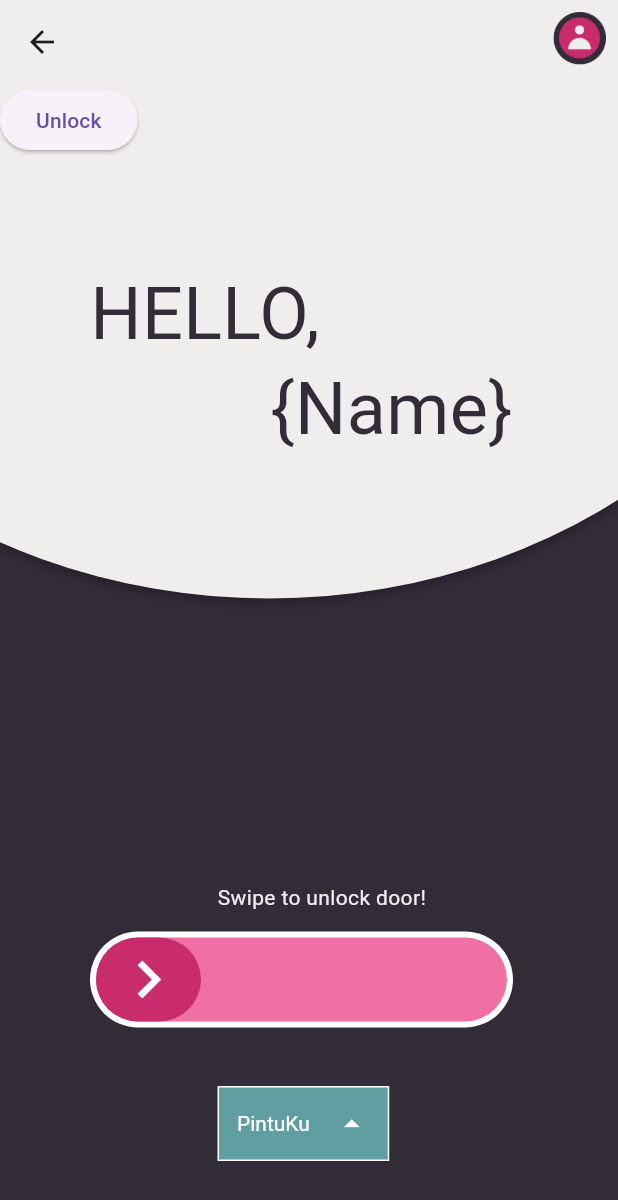
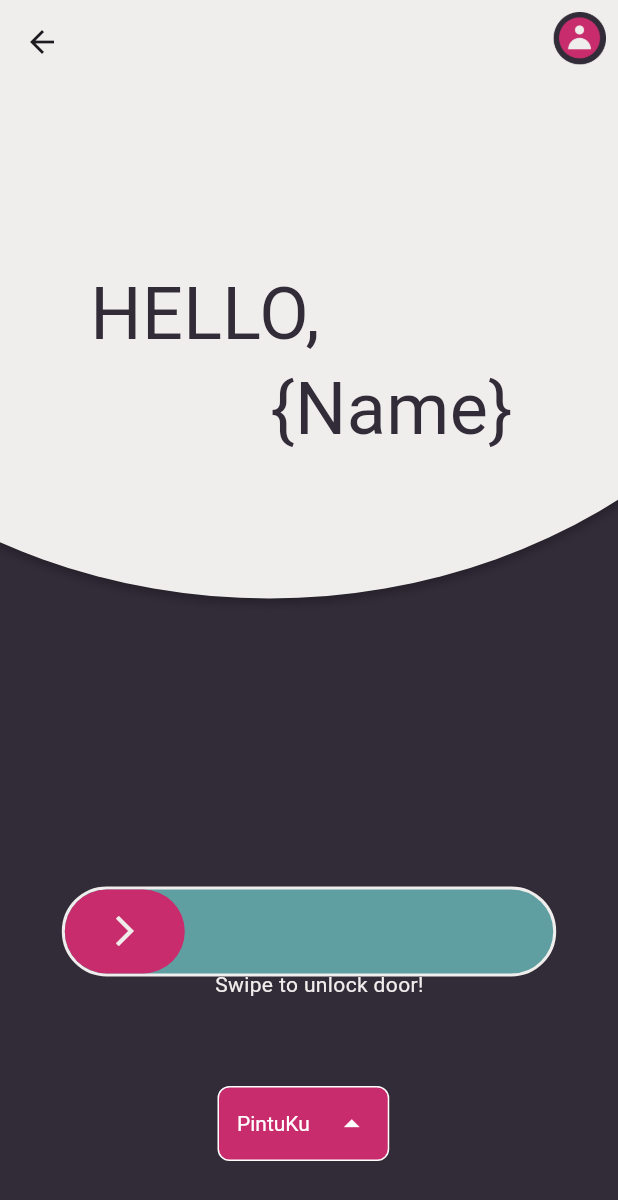
Before and after one commit to Raden616Rizki/evolt-mobile, a Flutter app: the HomePage screen opened by its route, on a phone screen of 412 x 824 dp. Shown: the top 1200 px of the screen. Run offline on Flutter 3.47's test engine with Material 3 defaults, Android fonts, the light colour scheme and no system bars; missing offline and left inert: mqtt_client; Roboto replaces fonts that are missing (Microsoft Yahei UI, Microsoft Yi Baiti).

Commit message:
Memperbarui swipe button

```diff
--- a/src/evolt/lib/pages/home_page.dart
+++ b/src/evolt/lib/pages/home_page.dart
@@ -19,6 +19,27 @@ class _HomePageState extends State<HomePage> {
   final MQTTService mqttService = MQTTService();
   int idPintu = 1;
   int idUser = 1;
+
+  double dragExtent = 0.0;
+
+  void onDragUpdate(DragUpdateDetails details) {
+    setState(() {
+      dragExtent += details.primaryDelta!;
+      dragExtent =
+          dragExtent.clamp(0.0, MediaQuery.of(context).size.width * 0.6);
+    });
+  }
+
+  void onDragEnd(DragEndDetails details) {
+    if (dragExtent >= MediaQuery.of(context).size.width * 0.6) {
+      // Perform your action here
+      // debugPrint('Door unlocked!');
+      mqttService.publish("lock/control/$idPintu", "UNLOCK");
+    }
+    setState(() {
+      dragExtent = 0.0;
+    });
+  }
 
   @override
   void initState() {
@@ -44,7 +65,7 @@ class _HomePageState extends State<HomePage> {
 
   @override
   Widget build(BuildContext context) {
-    // double screenHeight = MediaQuery.of(context).size.height;
+    double screenHeight = MediaQuery.of(context).size.height;
     double screenWidth = MediaQuery.of(context).size.width;
     return Scaffold(
       appBar: AppBar(
@@ -113,11 +134,11 @@ class _HomePageState extends State<HomePage> {
                       ),
                     ),
                   ),
-                  ElevatedButton(
-                    onPressed: () =>
-                        mqttService.publish("lock/control/$idPintu", "UNLOCK"),
-                    child: const Text('Unlock'),
-                  ),
+                  // ElevatedButton(
+                  //   onPressed: () =>
+                  //       mqttService.publish("lock/control/$idPintu", "UNLOCK"),
+                  //   child: const Text('Unlock'),
+                  // ),
                   const Positioned(
                     left: 180,
                     top: 193,
@@ -132,10 +153,10 @@ class _HomePageState extends State<HomePage> {
                       ),
                     ),
                   ),
-                  const Positioned(
-                    left: 145,
-                    top: 535,
-                    child: Text(
+                  Positioned(
+                    left: screenWidth * 0.348,
+                    top: screenHeight * 0.72,
+                    child: const Text(
                       'Swipe to unlock door!',
                       style: TextStyle(
                         color: Color(0xFFEFEEEC),
@@ -147,84 +168,122 @@ class _HomePageState extends State<HomePage> {
                     ),
                   ),
                   Positioned(
-                    left: 60.0,
-                    top: 565.0,
-                    width: 282.0,
-                    height: 64.0,
+                    left: screenWidth * 0.1,
+                    right: screenWidth * 0.1,
+                    bottom: screenHeight * 0.21,
+                    child: GestureDetector(
+                      onHorizontalDragUpdate: onDragUpdate,
+                      onHorizontalDragEnd: onDragEnd,
                       child: Container(
+                        width: MediaQuery.of(context).size.width,
+                        height: 60,
+                        alignment: Alignment.centerLeft,
+                        padding: EdgeInsets.only(left: dragExtent),
                         decoration: BoxDecoration(
-                        borderRadius: BorderRadius.circular(50.0),
-                        color: Colors.white,
+                          color: const Color(0xFF609FA1), // Background color
+                          border: Border.all(
+                            color: const Color(0xFFEFEEEC), // Border color
+                            width: 2,
                           ),
-                      child: Stack(
-                        children: [
-                          Positioned.fill(
-                            child: Padding(
-                              padding: const EdgeInsets.all(4.0),
+                          borderRadius: BorderRadius.circular(30),
+                        ),
                         child: Container(
+                          alignment: Alignment.center,
+                          width: 80,
+                          height: 60,
                           decoration: BoxDecoration(
-                                  borderRadius: BorderRadius.circular(50.0),
-                                  color: const Color(0xFFF070A4),
+                            color: const Color(0xFFC92C6C), // Button color
+                            borderRadius: BorderRadius.circular(30),
                           ),
-                                child: GestureDetector(
-                                  onHorizontalDragUpdate: (event) async {
-                                    if (event.primaryDelta! > 10) {
-                                      _incTransXval();
-                                    } else if (event.primaryDelta! < -10) {
-                                      _decTransXval();
-                                    }
-                                  },
-                                  onHorizontalDragEnd: (event) async {
-                                    setState(() {
-                                      if (translateX >=
-                                          MediaQuery.of(context).size.width /
-                                              2) {
-                                        translateX =
-                                            MediaQuery.of(context).size.width -
-                                                209;
-                                        myWidth =
-                                            MediaQuery.of(context).size.width -
-                                                209;
-                                      } else {
-                                        translateX = 0.0;
-                                        myWidth = 0.0;
-                                      }
-                                    });
-                                    await Future.delayed(const Duration(
-                                        seconds: 4)); // delay for 4 second
-                                    setState(() {
-                                      translateX = 0.0;
-                                      myWidth = 0.0;
-                                    });
-                                  },
-                                  child: Row(
-                                    mainAxisAlignment:
-                                        MainAxisAlignment.spaceBetween,
-                                    children: [
-                                      unlockSuccessfull(),
-                                      myWidth == 0.0
-                                          ? const Expanded(
-                                              child: Center(
-                                                child: Text(
-                                                  "",
-                                                  style: TextStyle(
-                                                    color: Colors.white,
-                                                    fontSize: 17.0,
-                                                  ),
-                                                ),
-                                              ),
-                                            )
-                                          : const SizedBox(),
-                                    ],
+                          child: const Icon(
+                            Icons.arrow_forward_ios,
+                            color: Color(0xFFEFEEEC), // Icon color
                           ),
                         ),
                       ),
                     ),
                   ),
-                        ],
-                      ),
-                    ),
-                  ),
+                  // Positioned(
+                  //   left: 60.0,
+                  //   top: screenHeight * 0.6,
+                  //   width: 282.0,
+                  //   height: 64.0,
+                  //   child: Container(
+                  //     decoration: BoxDecoration(
+                  //       borderRadius: BorderRadius.circular(50.0),
+                  //       color: Colors.white,
+                  //     ),
+                  //     child: Stack(
+                  //       children: [
+                  //         Positioned.fill(
+                  //           child: Padding(
+                  //             padding: const EdgeInsets.all(4.0),
+                  //             child: Container(
+                  //               decoration: BoxDecoration(
+                  //                 borderRadius: BorderRadius.circular(50.0),
+                  //                 color: const Color(0xFFF070A4),
+                  //               ),
+                  //               child: GestureDetector(
+                  //                 onHorizontalDragUpdate: (event) async {
+                  //                   if (event.primaryDelta! > 10) {
+                  //                     _incTransXval();
+                  //                   } else if (event.primaryDelta! < -10) {
+                  //                     _decTransXval();
+                  //                   }
+                  //                 },
+                  //                 onHorizontalDragEnd: (event) async {
+                  //                   setState(() {
+                  //                     if (translateX >=
+                  //                         MediaQuery.of(context).size.width /
+                  //                             2) {
+                  //                       translateX =
+                  //                           MediaQuery.of(context).size.width -
+                  //                               100;
+                  //                       myWidth =
+                  //                           MediaQuery.of(context).size.width -
+                  //                               100;
+                  //                       mqttService.publish(
+                  //                           "lock/control/$idPintu", "UNLOCK");
+                  //                     } else {
+                  //                       translateX = 0.0;
+                  //                       myWidth = 0.0;
+                  //                     }
+                  //                   });
+                  //                   await Future.delayed(const Duration(
+                  //                       seconds: 1)); // delay for 1 second
+                  //                   setState(() {
+                  //                     translateX = 0.0;
+                  //                     myWidth = 0.0;
+                  //                   });
+                  //                 },
+                  //                 child: Row(
+                  //                   mainAxisAlignment:
+                  //                       MainAxisAlignment.spaceBetween,
+                  //                   children: [
+                  //                     unlockSuccessfull(),
+                  //                     myWidth == 0.0
+                  //                         ? const Expanded(
+                  //                             child: Center(
+                  //                               child: Text(
+                  //                                 "",
+                  //                                 style: TextStyle(
+                  //                                   color: Colors.white,
+                  //                                   fontSize: 17.0,
+                  //                                 ),
+                  //                               ),
+                  //                             ),
+                  //                           )
+                  //                         : const SizedBox(),
+                  //                   ],
+                  //                 ),
+                  //               ),
+                  //             ),
+                  //           ),
+                  //         ),
+                  //       ],
+                  //     ),
+                  //   ),
+                  // ),
                   Positioned(
                     // Positioned DropUpButton
                     left: 145,
@@ -235,8 +294,9 @@ class _HomePageState extends State<HomePage> {
                         Container(
                           padding: const EdgeInsets.symmetric(horizontal: 12),
                           decoration: BoxDecoration(
-                            color: const Color(0xFF609FA1),
+                            color: const Color(0xFFC92C6C),
                             border: Border.all(color: Colors.white),
+                            borderRadius: BorderRadius.circular(8.0),
                           ),
                           child: DropdownButton<String>(
                             value: dropdownValue,
```
Also changed, not shown: src/evolt/lib/services/mqtt_service.dart (+11 -11 lines). Lines whose indentation alone changed are shown as unchanged.
